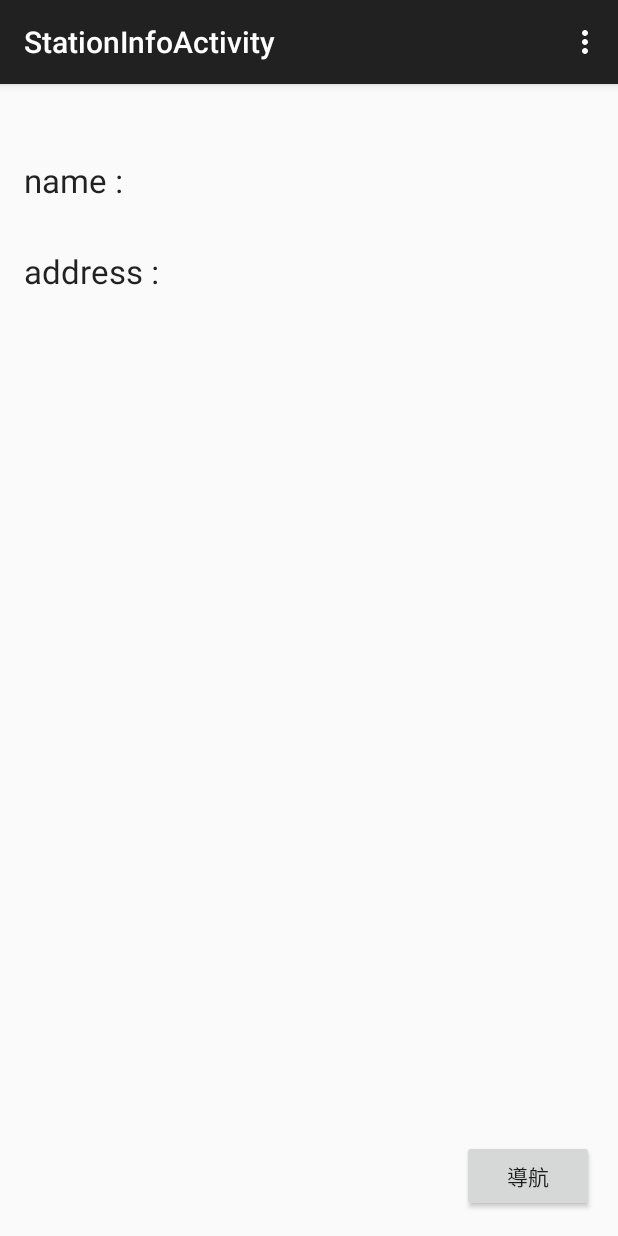
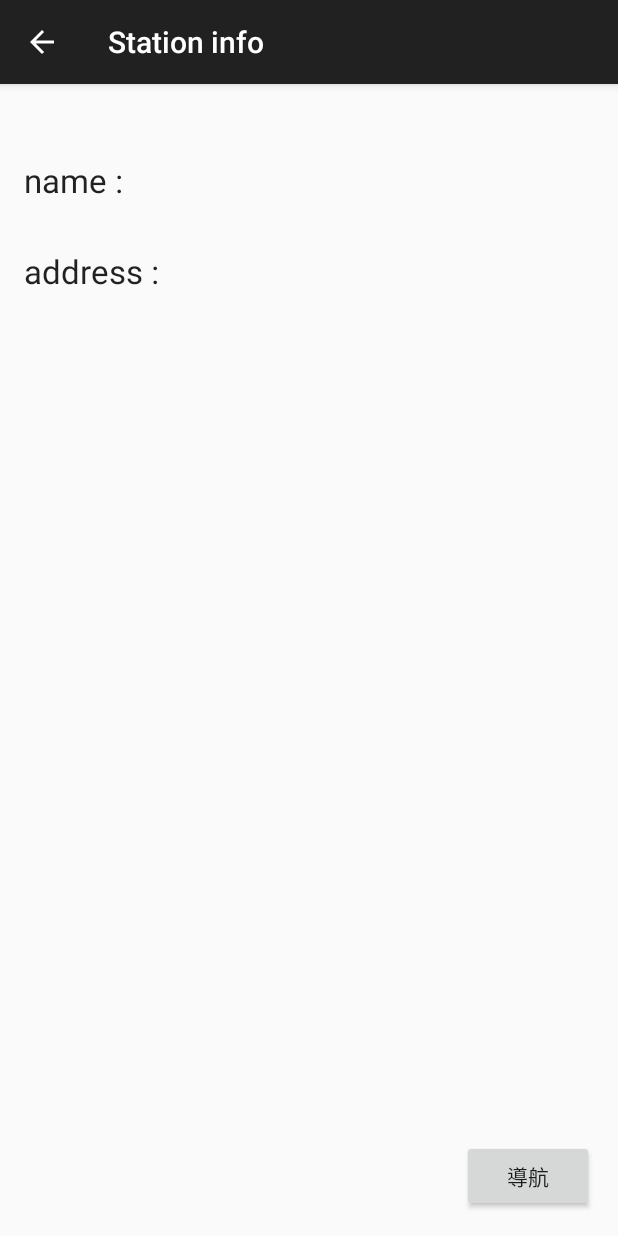
Before and after one commit to Sunnia/CPC_HYS_mapprc, an Android app: the StationInfoActivity screen opened directly, with no data from a screen before it, on a phone screen of 412 x 824 dp. Run offline under Robolectric (Android 15) with nearby library versions, the phone set to English and light mode, and no system bars.

Commit message:
adust statin info activity 1.delete menu.setting item 2.add backto up activity 3.change actionbar title

```diff
--- a/android/CPC_HYS_mapprc/app/src/main/AndroidManifest.xml
+++ b/android/CPC_HYS_mapprc/app/src/main/AndroidManifest.xml
@@ -25,6 +25,7 @@
             android:name="com.google.android.maps.v2.API_KEY"
             android:value="@string/google_maps_key" />
 
+
         <activity
             android:name=".MapsActivity"
             android:label="@string/title_activity_maps" >
@@ -37,6 +38,9 @@
         <activity
             android:name=".StationInfoActivity"
             android:label="@string/title_activity_station_info" >
+            <meta-data
+                android:name="android.support.PARENT_ACTIVITY"
+                android:value="com.example.michael.mapprc.MapsActivity" />
         </activity>
     </application>
 
--- a/android/CPC_HYS_mapprc/app/src/main/java/com/example/michael/mapprc/StationInfoActivity.java
+++ b/android/CPC_HYS_mapprc/app/src/main/java/com/example/michael/mapprc/StationInfoActivity.java
@@ -20,7 +20,11 @@ public class StationInfoActivity extends ActionBarActivity {
     @Override
     protected void onCreate(Bundle savedInstanceState) {
         super.onCreate(savedInstanceState);
+
         setContentView(R.layout.activity_station_info);
+        setTitle(R.string.action_info_act_title);
+        getSupportActionBar().setDisplayHomeAsUpEnabled(true);
+
         Bundle extras = getIntent().getExtras();
         if(extras !=null) {
             latitude=extras.getDouble("latitude");
@@ -52,9 +56,9 @@ public class StationInfoActivity extends ActionBarActivity {
         int id = item.getItemId();
 
         //noinspection SimplifiableIfStatement
-        if (id == R.id.action_settings) {
+        /*if (id == R.id.action_settings) {
             return true;
-        }
+        }*/
 
         return super.onOptionsItemSelected(item);
     }
--- a/android/CPC_HYS_mapprc/app/src/main/res/menu/menu_station_info.xml
+++ b/android/CPC_HYS_mapprc/app/src/main/res/menu/menu_station_info.xml
@@ -2,6 +2,7 @@
     xmlns:app="http://schemas.android.com/apk/res-auto"
     xmlns:tools="http://schemas.android.com/tools"
     tools:context="com.example.michael.mapprc.StationInfoActivity">
+    <!--
     <item android:id="@+id/action_settings" android:title="@string/action_settings"
-        android:orderInCategory="100" app:showAsAction="never" />
+        android:orderInCategory="100" app:showAsAction="never" /> -->
 </menu>
--- a/android/CPC_HYS_mapprc/app/src/main/res/values/strings.xml
+++ b/android/CPC_HYS_mapprc/app/src/main/res/values/strings.xml
@@ -5,8 +5,11 @@
 
     <string name="hello_world">Hello world!</string>
     <string name="action_settings">Settings</string>
+    <string name="action_info_act_title">Station info</string>
 
     <string name="station_info_name_title">name : </string>
     <string name="station_info_address_title">address : </string>
     <string name="station_info_tele_info">tele : </string>
+
+
 </resources>
```
Also changed, not shown: 22 other files.
